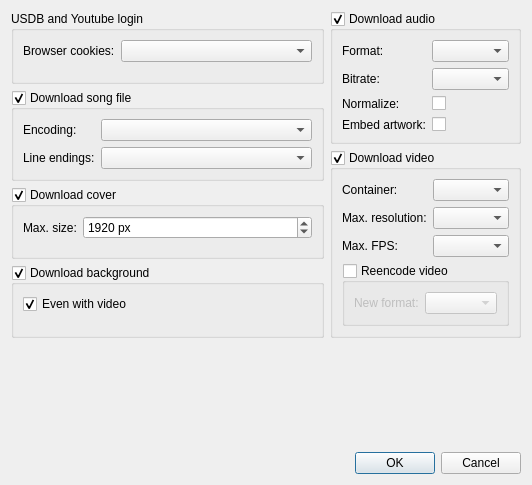
The window that src/usdb_syncer/gui/forms/SettingsDialog.ui (bohning/usdb_syncer) describes before a commit, drawn with Qt 5.
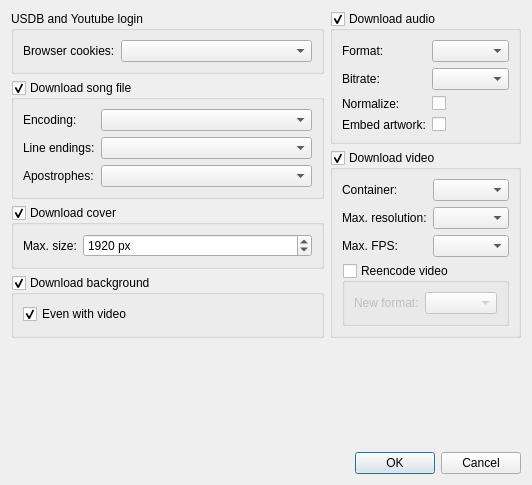
The same window after the commit.

Commit message:
Add an option to choose the preferred apostrophe
Choose between typographers apostrophe (default) and upright apostrophe. Used when sanitizing file paths and song artist, title and lyrics

What changed in the file:
```diff
--- a/src/usdb_syncer/gui/forms/SettingsDialog.ui
+++ b/src/usdb_syncer/gui/forms/SettingsDialog.ui
@@ -106,6 +106,26 @@
           </property>
          </widget>
         </item>
+        <item row="2" column="0">
+         <widget class="QLabel" name="label_song_file_apostrophes">
+          <property name="text">
+           <string>Apostrophes:</string>
+          </property>
+         </widget>
+        </item>
+        <item row="2" column="1">
+         <widget class="QComboBox" name="comboBox_apostrophes">
+          <property name="sizePolicy">
+           <sizepolicy hsizetype="Preferred" vsizetype="Fixed">
+            <horstretch>1</horstretch>
+            <verstretch>0</verstretch>
+           </sizepolicy>
+          </property>
+          <property name="toolTip">
+           <string>&lt;html&gt;&lt;head/&gt;&lt;body&gt;&lt;p&gt;Choose the type of apostrophe you prefer. Both types should be supported by USDX and variants, but in rare cases the typograhper's apostrophe may cause issues.&lt;/p&gt;&lt;/body&gt;&lt;/html&gt;</string>
+          </property>
+         </widget>
+        </item>
        </layout>
       </widget>
      </item>
```
The commit also changes 7 other files.
